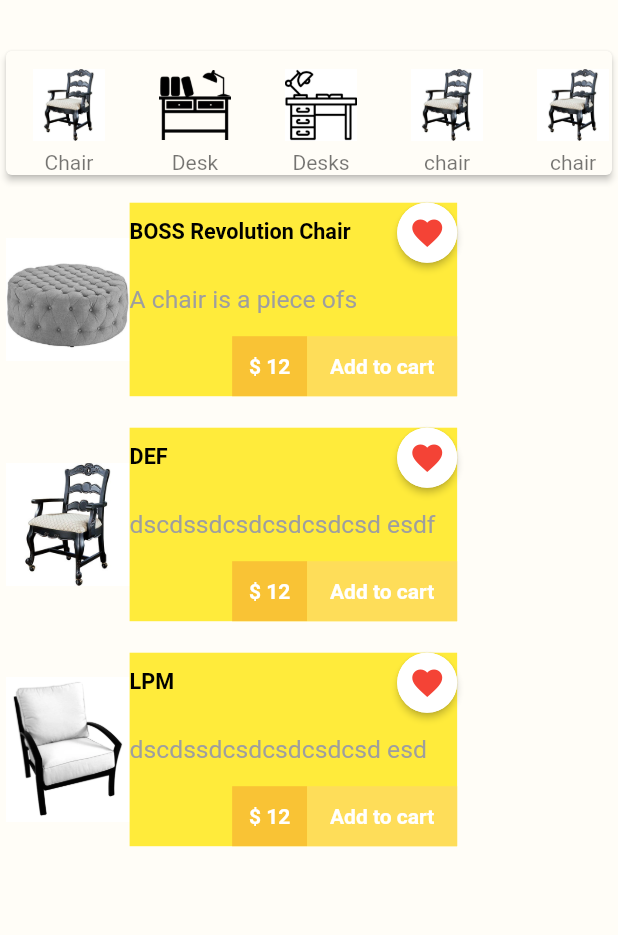
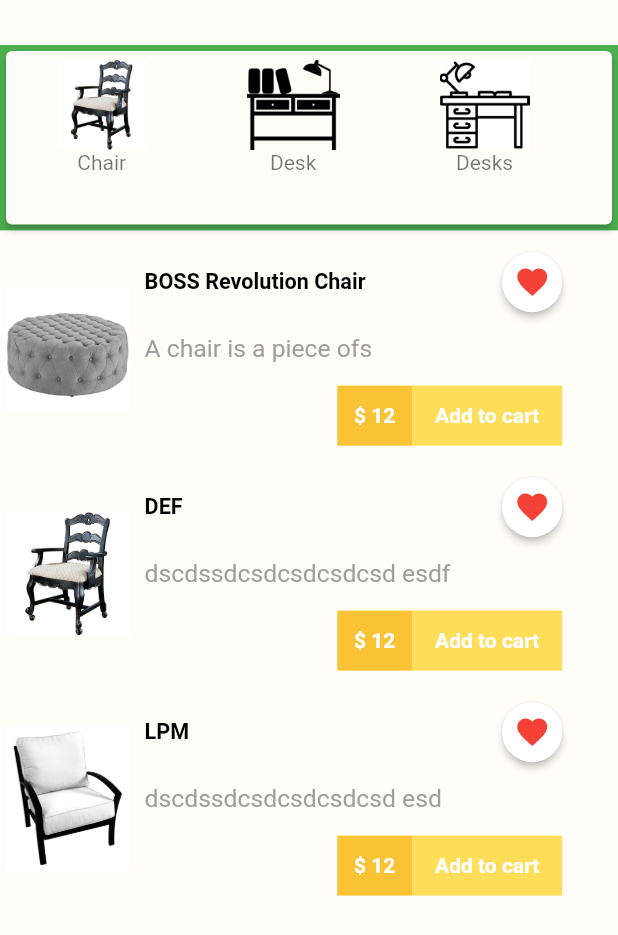
Before and after one commit to shammarafzal/Al-Haram-Furniture, a Flutter app: the HomePage screen opened directly, on a phone screen of 412 x 824 dp. Shown: the top 935 px of the screen. Run offline on Flutter 3.47's test engine with Material 2 defaults, Android fonts, the phone set to English and light mode, and no system bars; our stand-ins replace device_preview, material_floating_search_bar, pin_code_text_field, shared_preferences; accounts and stored records are empty; Roboto replaces fonts that are missing (Quicksand); project files that could hold a hidden picture were left out.

Commit message:
Responsive

```diff
--- a/lib/components/category_list.dart
+++ b/lib/components/category_list.dart
@@ -7,8 +7,8 @@ class HorizontalList extends StatelessWidget {
   Widget build(BuildContext context) {
     return Container(
       width: SizeConfig.screenWidth * 1,
-      height: SizeConfig.screenHeight * 0.11,
-
+      height: SizeConfig.screenHeight * 0.15,
+    color: Colors.green,
       child: Card(
         elevation: 2,
         child: ListView(
@@ -72,7 +72,7 @@ class Category extends StatelessWidget {
           );
         },
         child: Container(
-          width: 80.0,
+          width: SizeConfig.screenWidth * 0.3,
           child: ListTile(
             title: Image.asset(
               image_location,
--- a/lib/components/product_list.dart
+++ b/lib/components/product_list.dart
@@ -95,15 +95,16 @@ class Product extends StatelessWidget {
           ),
           // SizedBox(width: 4.0),
           Container(
-            color: Colors.yellow,
-           width: SizeConfig.screenWidth * 0.53,
+           width: SizeConfig.screenWidth * 0.7,
             child: Column(
               crossAxisAlignment: CrossAxisAlignment.end,
               children: <Widget>[
                 Row(
                   mainAxisAlignment: MainAxisAlignment.spaceBetween,
                   children: <Widget>[
-                    Text(
+                    Padding(
+                      padding: const EdgeInsets.only(left: 10),
+                      child: Text(
                         productName,
                         textAlign: TextAlign.right,
                         style: TextStyle(
@@ -111,6 +112,7 @@ class Product extends StatelessWidget {
                             color: Colors.black,
                             fontSize: SizeConfig.safeBlockHorizontal * 3.5,
                             fontWeight: FontWeight.bold),
+                      ),
                     ),
                     SizedBox(width: 5.0),
                     Align(
@@ -152,7 +154,7 @@ class Product extends StatelessWidget {
                 Container(
                   width: SizeConfig.screenWidth * 1,
                   child: Padding(
-                    padding: const EdgeInsets.symmetric(vertical: 0,horizontal: 0),
+                    padding: const EdgeInsets.only(left: 10),
                     child: Text(
                       description,
                       textAlign: TextAlign.left,
--- a/lib/main.dart
+++ b/lib/main.dart
@@ -5,9 +5,9 @@ import 'pages/forgotpassword.dart';
 import 'pages/signin.dart';
 import 'pages/signup.dart';
 void main() {
-  runApp(DevicePreview(
-      builder: (context)=>MyApp(),));
-  //runApp(MyApp());
+  // runApp(DevicePreview(
+  //     builder: (context)=>MyApp(),));
+  runApp(MyApp());
 }
 
 class MyApp extends StatefulWidget {
--- a/lib/pages/contactUs.dart
+++ b/lib/pages/contactUs.dart
@@ -218,7 +218,8 @@ class _ContactUsState extends State<ContactUs> {
                   ),
                 ),
                 width: SizeConfig.screenWidth * 0.9,
-                height: SizeConfig.screenHeight * 0.07,
+                  height:
+                  MediaQuery.of(context).orientation == Orientation.portrait ? SizeConfig.screenHeight * 0.07 : SizeConfig.screenHeight * 0.16
               ),
             ),
             SizedBox(height: 15.0),
--- a/lib/pages/forgotpassword.dart
+++ b/lib/pages/forgotpassword.dart
@@ -163,7 +163,8 @@ class _ForgotPasswordState extends State<ForgotPassword> {
                     ),
                   ),
                   width: SizeConfig.screenWidth * 0.9,
-                  height: SizeConfig.screenHeight * 0.07,
+                    height:
+                    MediaQuery.of(context).orientation == Orientation.portrait ? SizeConfig.screenHeight * 0.07 : SizeConfig.screenHeight * 0.16
                 ),
               ),
               SizedBox(height: 15.0),
--- a/lib/pages/home.dart
+++ b/lib/pages/home.dart
@@ -12,75 +12,75 @@ class _HomePageState extends State<HomePage> {
   @override
   Widget build(BuildContext context) {
     return Scaffold(
-      drawer: new Drawer(
-        child: new ListView(
-          children: <Widget>[
-            new UserAccountsDrawerHeader(
-              accountName: Text('Ammar Afzal'),
-              accountEmail: Text('ammarafzal075@gmail.com'),
-              currentAccountPicture: GestureDetector(
-                child: new CircleAvatar(
-                  backgroundColor: Colors.grey,
-                  child: Icon(Icons.person, color: Colors.white),
-                ),
-              ),
-              decoration: new BoxDecoration(color: Colors.red),
-            ),
-            InkWell(
-              onTap: () {},
-              child: ListTile(
-                title: Text('Home Page'),
-                leading: Icon(Icons.home, color: Colors.green),
-              ),
-            ),
-            InkWell(
-              onTap: () {},
-              child: ListTile(
-                title: Text('My Account'),
-                leading: Icon(Icons.person, color: Colors.red),
-              ),
-            ),
-            InkWell(
-              onTap: () {},
-              child: ListTile(
-                title: Text('My Orders'),
-                leading: Icon(Icons.shopping_basket, color: Colors.blue),
-              ),
-            ),
-            InkWell(
-              onTap: () {
-               // Navigator.push(context, new MaterialPageRoute(builder: (context)=> new Cart()));
-              },
-              child: ListTile(
-                title: Text('Shopping Cart'),
-                leading: Icon(Icons.shopping_cart, color: Colors.green),
-              ),
-            ),
-            InkWell(
-              onTap: () {},
-              child: ListTile(
-                title: Text('Favourites'),
-                leading: Icon(Icons.favorite, color: Colors.red),
-              ),
-            ),
-            Divider(),
-            InkWell(
-              onTap: () {},
-              child: ListTile(
-                title: Text('Settings'),
-                leading: Icon(Icons.settings, color: Colors.blue),
-              ),
-            ),
-            InkWell(
-              onTap: () {},
-              child: ListTile(
-                title: Text('About'),
-                leading: Icon(Icons.help, color: Colors.green),
-              ),
-            ),
-          ],
-        ),
-      ),
+      // drawer: new Drawer(
+      //   child: new ListView(
+      //     children: <Widget>[
+      //       new UserAccountsDrawerHeader(
+      //         accountName: Text('Ammar Afzal'),
+      //         accountEmail: Text('ammarafzal075@gmail.com'),
+      //         currentAccountPicture: GestureDetector(
+      //           child: new CircleAvatar(
+      //             backgroundColor: Colors.grey,
+      //             child: Icon(Icons.person, color: Colors.white),
+      //           ),
+      //         ),
+      //         decoration: new BoxDecoration(color: Colors.red),
+      //       ),
+      //       InkWell(
+      //         onTap: () {},
+      //         child: ListTile(
+      //           title: Text('Home Page'),
+      //           leading: Icon(Icons.home, color: Colors.green),
+      //         ),
+      //       ),
+      //       InkWell(
+      //         onTap: () {},
+      //         child: ListTile(
+      //           title: Text('My Account'),
+      //           leading: Icon(Icons.person, color: Colors.red),
+      //         ),
+      //       ),
+      //       InkWell(
+      //         onTap: () {},
+      //         child: ListTile(
+      //           title: Text('My Orders'),
+      //           leading: Icon(Icons.shopping_basket, color: Colors.blue),
+      //         ),
+      //       ),
+      //       InkWell(
+      //         onTap: () {
+      //          // Navigator.push(context, new MaterialPageRoute(builder: (context)=> new Cart()));
+      //         },
+      //         child: ListTile(
+      //           title: Text('Shopping Cart'),
+      //           leading: Icon(Icons.shopping_cart, color: Colors.green),
+      //         ),
+      //       ),
+      //       InkWell(
+      //         onTap: () {},
+      //         child: ListTile(
+      //           title: Text('Favourites'),
+      //           leading: Icon(Icons.favorite, color: Colors.red),
+      //         ),
+      //       ),
+      //       Divider(),
+      //       InkWell(
+      //         onTap: () {},
+      //         child: ListTile(
+      //           title: Text('Settings'),
+      //           leading: Icon(Icons.settings, color: Colors.blue),
+      //         ),
+      //       ),
+      //       InkWell(
+      //         onTap: () {},
+      //         child: ListTile(
+      //           title: Text('About'),
+      //           leading: Icon(Icons.help, color: Colors.green),
+      //         ),
+      //       ),
+      //     ],
+      //   ),
+      // ),
       body: new Column(
         children:[
           Padding(
--- a/lib/pages/myAddresses.dart
+++ b/lib/pages/myAddresses.dart
@@ -353,7 +353,8 @@ class _MyAddressesState extends State<MyAddresses> {
                   ),
                 ),
                 width: SizeConfig.screenWidth * 0.9,
-                height: SizeConfig.screenHeight * 0.07,
+                  height:
+                  MediaQuery.of(context).orientation == Orientation.portrait ? SizeConfig.screenHeight * 0.07 : SizeConfig.screenHeight * 0.16
               ),
             ),
             SizedBox(height: 15.0),
--- a/lib/pages/newpassword.dart
+++ b/lib/pages/newpassword.dart
@@ -180,7 +180,8 @@ class _NewPasswordState extends State<NewPassword> {
                     ),
                   ),
                   width: SizeConfig.screenWidth * 0.9,
-                  height: SizeConfig.screenHeight * 0.07,
+                    height:
+                    MediaQuery.of(context).orientation == Orientation.portrait ? SizeConfig.screenHeight * 0.07 : SizeConfig.screenHeight * 0.16
                 ),
               ),
             ],
--- a/lib/pages/pinverfication.dart
+++ b/lib/pages/pinverfication.dart
@@ -146,7 +146,8 @@ class _PinVerifyState extends State<PinVerify> {
                     ),
                   ),
                   width: SizeConfig.screenWidth * 0.9,
-                  height: SizeConfig.screenHeight * 0.07,
+                    height:
+                    MediaQuery.of(context).orientation == Orientation.portrait ? SizeConfig.screenHeight * 0.07 : SizeConfig.screenHeight * 0.16
                 ),
               ),
               SizedBox(height: 15.0),
--- a/lib/pages/signup.dart
+++ b/lib/pages/signup.dart
@@ -303,7 +303,8 @@ class _SignupState extends State<Signup> {
                     ),
                   ),
                   width: SizeConfig.screenWidth * 0.9,
-                  height: SizeConfig.screenHeight * 0.07,
+                    height:
+                    MediaQuery.of(context).orientation == Orientation.portrait ? SizeConfig.screenHeight * 0.07 : SizeConfig.screenHeight * 0.16
                 ),
               ),
               SizedBox(height: 15.0),
--- a/lib/pages/updateProfile.dart
+++ b/lib/pages/updateProfile.dart
@@ -366,7 +366,8 @@ class _UpdateProfileState extends State<UpdateProfile> {
                   ),
                 ),
                 width: SizeConfig.screenWidth * 0.9,
-                height: SizeConfig.screenHeight * 0.07,
+                  height:
+                  MediaQuery.of(context).orientation == Orientation.portrait ? SizeConfig.screenHeight * 0.07 : SizeConfig.screenHeight * 0.16
               ),
             ),
             SizedBox(height: 15.0),
```
Also changed, not shown: lib/components/messages_list.dart (+11 -7 lines), lib/pages/signin.dart (+6 -3 lines), 2 other files. Lines whose indentation alone changed are shown as unchanged.
